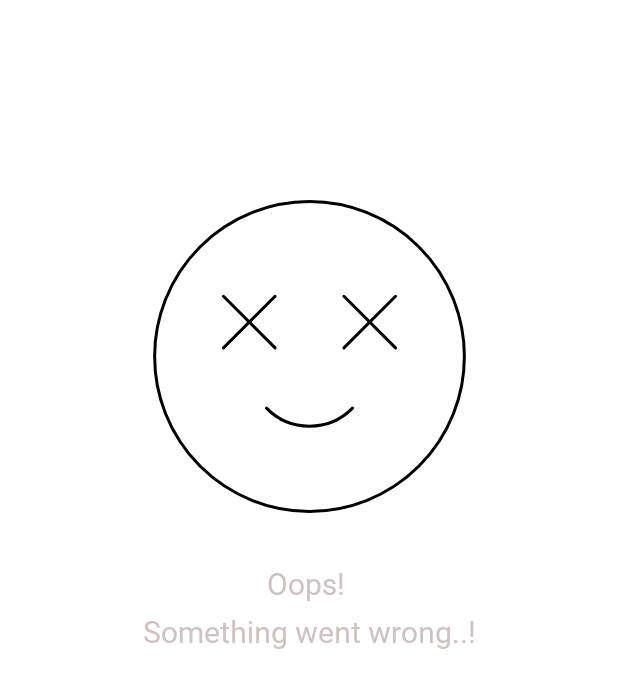
After one commit to sukminkang12/bookfinder, an Android app: the ErrorActivity screen opened directly, with no data from a screen before it, on a phone screen of 412 x 824 dp. The commit adds this screen. Shown: the top 688 px of the screen. Run offline under Robolectric (Android 15) with nearby library versions, the phone set to English and light mode, and no system bars.

Commit message:
feat : 앱 크러시에 에러화면으로 이동

```diff
--- a/app/src/main/AndroidManifest.xml
+++ b/app/src/main/AndroidManifest.xml
@@ -5,6 +5,8 @@
     <uses-permission android:name="android.permission.INTERNET" />
 
     <application
+        android:name=".App"
+        android:hardwareAccelerated="true"
         android:allowBackup="true"
         android:icon="@mipmap/ic_launcher"
         android:label="@string/app_name"
@@ -26,6 +28,10 @@
         <activity android:name=".ui.component.bookdetail.BookDetailActivity"
             android:screenOrientation="portrait">
         </activity>
+        <activity android:name=".ui.component.error.ErrorActivity"
+            android:screenOrientation="portrait">
+
+        </activity>
     </application>
 
 </manifest>
--- a/app/src/main/java/com/sukminkang/bookfinder/App.kt
+++ b/app/src/main/java/com/sukminkang/bookfinder/App.kt
@@ -1,15 +1,65 @@
 package com.sukminkang.bookfinder
 
+import android.app.Activity
 import android.app.Application
 import android.content.Context
+import android.content.Intent
+import android.os.Bundle
+import com.sukminkang.bookfinder.ui.base.BaseActivity
+import com.sukminkang.bookfinder.ui.component.error.ErrorActivity
+import kotlin.system.exitProcess
 
 class App : Application() {
     companion object {
         lateinit var globalContext : Context
+        var currentActivity: BaseActivity?=null
     }
 
     override fun onCreate() {
+        super.onCreate()
+        val defaultExceptionHandler = Thread.getDefaultUncaughtExceptionHandler()
+        val customExceptionHandler = DefaultExceptionHandler(defaultExceptionHandler)
+        Thread.setDefaultUncaughtExceptionHandler(customExceptionHandler)
+
         globalContext = this
-        super.onCreate()
+
+        registerActivityLifecycleCallbacks(object : ActivityLifecycleCallbacks {
+            override fun onActivityCreated(activity: Activity, bundle: Bundle?) {
+            }
+
+            override fun onActivityStarted(activity: Activity) {
+                if (activity is BaseActivity) {
+                    currentActivity = activity
+                }
+            }
+
+            override fun onActivityResumed(activity: Activity) {
+            }
+
+            override fun onActivityPaused(activity: Activity) {
+            }
+
+            override fun onActivityStopped(activity: Activity) {
+            }
+
+            override fun onActivitySaveInstanceState(activity: Activity, bundle: Bundle) {
+            }
+
+            override fun onActivityDestroyed(activity: Activity) {
+                if (currentActivity == activity) {
+                    currentActivity = null
+                }
+            }
+
+        })
+    }
+
+    class DefaultExceptionHandler (private val  defaultExceptionHandler:Thread.UncaughtExceptionHandler?) : Thread.UncaughtExceptionHandler {
+        override fun uncaughtException(thread: Thread, ex: Throwable) {
+            val errorIntent = Intent(globalContext, ErrorActivity::class.java)
+            errorIntent.flags = Intent.FLAG_ACTIVITY_CLEAR_TASK or Intent.FLAG_ACTIVITY_NEW_TASK
+            currentActivity!!.startActivity(errorIntent)
+            exitProcess(0)
+        }
     }
 }
--- /dev/null
+++ b/app/src/main/java/com/sukminkang/bookfinder/ui/component/error/ErrorActivity.kt
@@ -0,0 +1,18 @@
+package com.sukminkang.bookfinder.ui.component.error
+
+import com.sukminkang.bookfinder.databinding.ActivityErrorBinding
+import com.sukminkang.bookfinder.ui.base.BaseActivity
+
+class ErrorActivity : BaseActivity() {
+
+    private lateinit var binding : ActivityErrorBinding
+
+    override fun observeViewModel() {
+
+    }
+
+    override fun initViewBinding() {
+        binding = ActivityErrorBinding.inflate(layoutInflater)
+        setContentView(binding.root)
+    }
+}
--- /dev/null
+++ b/app/src/main/res/drawable/ic_error_face.xml
@@ -0,0 +1,48 @@
+<vector xmlns:android="http://schemas.android.com/apk/res/android"
+    android:width="275dp"
+    android:height="275dp"
+    android:viewportWidth="275"
+    android:viewportHeight="275">
+  <path
+      android:pathData="M137.5,137.5m-103.125,0a103.125,103.125 0,1 1,206.25 0a103.125,103.125 0,1 1,-206.25 0"
+      android:strokeLineJoin="round"
+      android:strokeWidth="2"
+      android:fillColor="#00000000"
+      android:strokeColor="#000000"
+      android:strokeLineCap="round"/>
+  <path
+      android:pathData="M80.208,97.396L114.583,131.771"
+      android:strokeLineJoin="round"
+      android:strokeWidth="2"
+      android:fillColor="#00000000"
+      android:strokeColor="#000000"
+      android:strokeLineCap="round"/>
+  <path
+      android:pathData="M80.208,131.771L114.583,97.396"
+      android:strokeLineJoin="round"
+      android:strokeWidth="2"
+      android:fillColor="#00000000"
+      android:strokeColor="#000000"
+      android:strokeLineCap="round"/>
+  <path
+      android:pathData="M160.417,97.396L194.792,131.771"
+      android:strokeLineJoin="round"
+      android:strokeWidth="2"
+      android:fillColor="#00000000"
+      android:strokeColor="#000000"
+      android:strokeLineCap="round"/>
+  <path
+      android:pathData="M160.417,131.771L194.792,97.396"
+      android:strokeLineJoin="round"
+      android:strokeWidth="2"
+      android:fillColor="#00000000"
+      android:strokeColor="#000000"
+      android:strokeLineCap="round"/>
+  <path
+      android:pathData="M108.854,171.875C116.398,179.574 126.722,183.912 137.5,183.912C148.279,183.912 158.603,179.574 166.146,171.875"
+      android:strokeLineJoin="round"
+      android:strokeWidth="2"
+      android:fillColor="#00000000"
+      android:strokeColor="#000000"
+      android:strokeLineCap="round"/>
+</vector>
--- /dev/null
+++ b/app/src/main/res/layout/activity_error.xml
@@ -0,0 +1,33 @@
+<?xml version="1.0" encoding="utf-8"?>
+<androidx.constraintlayout.widget.ConstraintLayout xmlns:android="http://schemas.android.com/apk/res/android"
+    android:layout_width="match_parent"
+    android:layout_height="match_parent"
+    xmlns:app="http://schemas.android.com/apk/res-auto">
+
+    <ImageView
+        android:id="@+id/image"
+        android:layout_marginTop="45pt"
+        app:layout_constraintEnd_toEndOf="parent"
+        app:layout_constraintStart_toStartOf="parent"
+        app:layout_constraintTop_toTopOf="parent"
+        android:src="@drawable/ic_error_face"
+        android:layout_width="wrap_content"
+        android:layout_height="wrap_content">
+    </ImageView>
+
+    <TextView
+        style="@style/AppFont.Bold"
+        android:lineSpacingExtra="3dp"
+        android:gravity="center"
+        android:text="@string/error_screen_text"
+        android:textSize="20sp"
+        android:textColor="@color/grey"
+        app:layout_constraintEnd_toEndOf="parent"
+        app:layout_constraintStart_toStartOf="parent"
+        app:layout_constraintTop_toBottomOf="@id/image"
+        android:layout_width="wrap_content"
+        android:layout_height="wrap_content">
+
+    </TextView>
+
+</androidx.constraintlayout.widget.ConstraintLayout>
--- a/app/src/main/res/values/strings.xml
+++ b/app/src/main/res/values/strings.xml
@@ -16,5 +16,5 @@
     <string name="book_detail_screen_info">Title : %s\nSubtitle : %s\nAuthors : %s\npublisher : %s\nISBN10 : %s\nISBN13 : %s\npages : %s\nyear : %s\nrating : %s\nprice : %s\ndesc : %s</string>
     <string name="book_detail_go_web">Link To Store</string>
 
-
+    <string name="error_screen_text">Oops! \nSomething went wrong..!</string>
 </resources>
```
